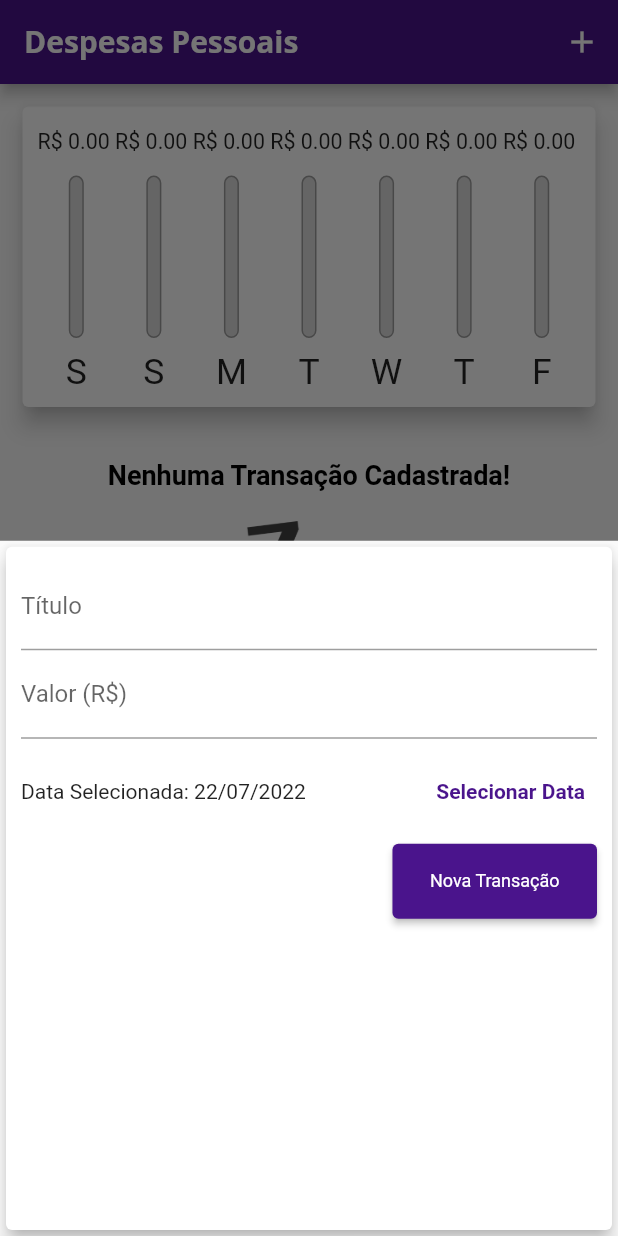
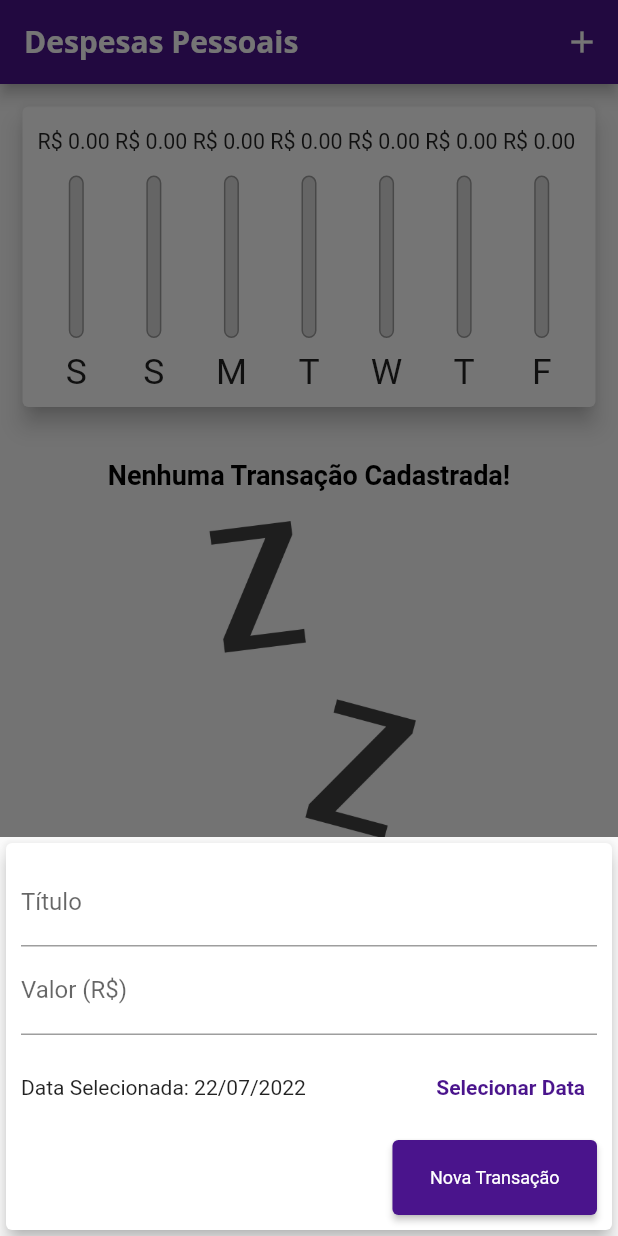
Before and after one commit to luwanhika/expenses, a Flutter app: the screen it shows after launch, after a tap on the "add" icon, on a phone screen of 412 x 824 dp. Run offline on Flutter 3.47's test engine with Material 2 defaults, Android fonts, the phone set to English and light mode, and no system bars; Roboto replaces fonts that are missing (OpensSans).

Commit message:
interface adaptativa e responsividade

```diff
--- a/lib/components/transaction_form.dart
+++ b/lib/components/transaction_form.dart
@@ -44,10 +44,16 @@ class _TransacionFormState extends State<TransacionForm> {
 
   @override
   Widget build(BuildContext context) {
-    return Card(
+    return SingleChildScrollView(
+      child: Card(
         elevation: 5,
         child: Padding(
-        padding: const EdgeInsets.all(10),
+          padding: EdgeInsets.only(
+            top: 10,
+            right: 10,
+            left: 10,
+            bottom: 10 + MediaQuery.of(context).viewInsets.bottom,
+          ),
           child: Column(
             children: [
               TextField(
@@ -113,6 +119,7 @@ class _TransacionFormState extends State<TransacionForm> {
             ],
           ),
         ),
+      ),
     );
   }
 }
--- a/lib/components/transaction_list.dart
+++ b/lib/components/transaction_list.dart
@@ -12,7 +12,9 @@ class TransactionList extends StatelessWidget {
   @override
   Widget build(BuildContext context) {
     return transactions.isEmpty
-        ? Column(
+        ? LayoutBuilder(
+            builder: (ctx, constraints) {
+              return Column(
                 children: [
                   const SizedBox(
                     height: 20,
@@ -25,13 +27,15 @@ class TransactionList extends StatelessWidget {
                     height: 20,
                   ),
                   SizedBox(
-                height: 200,
+                    height: constraints.maxHeight * 0.60,
                     child: Image.asset(
                       'assets/images/waiting.png',
                       fit: BoxFit.cover,
                     ),
                   ),
                 ],
+              );
+            },
           )
         : ListView.builder(
             itemCount: transactions.length,
@@ -61,7 +65,16 @@ class TransactionList extends StatelessWidget {
                   subtitle: Text(
                     DateFormat('d MMM y').format(tr.date),
                   ),
-                  trailing: IconButton(
+                  trailing: MediaQuery.of(context).size.width > 480
+                      ? TextButton.icon(
+                          onPressed: () => onRemove(tr.id),
+                          style: TextButton.styleFrom(
+                            primary: Theme.of(context).errorColor,
+                          ),
+                          icon: const Icon(Icons.delete),
+                          label: const Text('Excluir'),
+                        )
+                      : IconButton(
                           icon: const Icon(Icons.delete),
                           color: Theme.of(context).errorColor,
                           onPressed: () => onRemove(tr.id),
--- a/lib/main.dart
+++ b/lib/main.dart
@@ -1,8 +1,8 @@
 import 'dart:math';
 
-import 'package:expenses/components/chart.dart';
 import 'package:flutter/material.dart';
 
+import 'components/chart.dart';
 import 'components/transaction_form.dart';
 import 'components/transaction_list.dart';
 import 'models/transaction.dart';
@@ -54,6 +54,7 @@ class MyHomePage extends StatefulWidget {
 
 class _MyHomePageState extends State<MyHomePage> {
   final List<Transaction> _transactions = [];
+  bool _showChart = false;
 
   List<Transaction> get _recentTransactions {
     return _transactions.where((tr) {
@@ -97,16 +98,28 @@ class _MyHomePageState extends State<MyHomePage> {
 
   @override
   Widget build(BuildContext context) {
+    bool isLandsCape =
+        MediaQuery.of(context).orientation == Orientation.landscape;
+
     final appBar = AppBar(
+      title: const Text(
+        'Despesas Pessoais',
+      ),
       actions: [
+        if (isLandsCape)
+          IconButton(
+            onPressed: () {
+              setState(() {
+                _showChart = !_showChart;
+              });
+            },
+            icon: Icon(_showChart ? Icons.auto_graph : Icons.list_alt_sharp),
+          ),
         IconButton(
           onPressed: () => _openTransactionFormModal(context),
           icon: const Icon(Icons.add),
         ),
       ],
-      title: const Text(
-        'Despesas Pessoais',
-      ),
     );
 
     final availableHight = MediaQuery.of(context).size.height -
@@ -119,12 +132,14 @@ class _MyHomePageState extends State<MyHomePage> {
         child: Column(
           crossAxisAlignment: CrossAxisAlignment.stretch,
           children: [
+            if (_showChart || !isLandsCape)
               SizedBox(
-              height: availableHight * 0.30,
+                height: availableHight * (isLandsCape ? 0.7 : 0.30),
                 child: Chart(_recentTransactions),
               ),
+            if (!_showChart || isLandsCape)
               SizedBox(
-              height: availableHight * 0.70,
+                height: availableHight * (isLandsCape ? 1 : 0.7),
                 child: TransactionList(_transactions, _removeTransaction),
               ),
           ],
```
Lines whose indentation alone changed are shown as unchanged.
